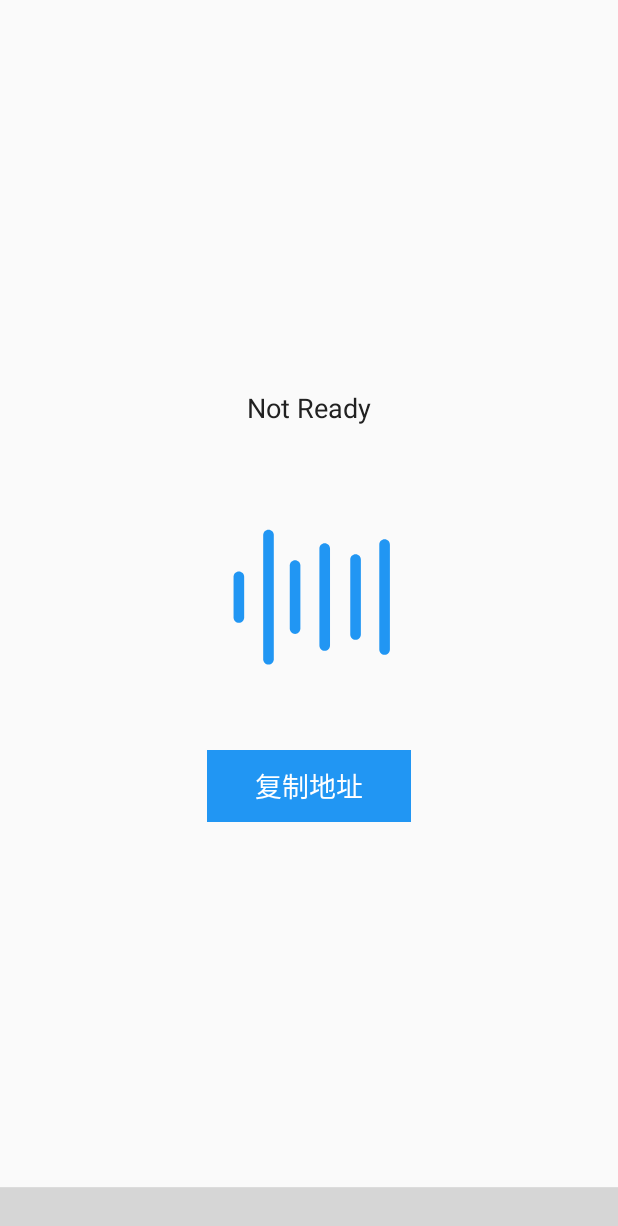
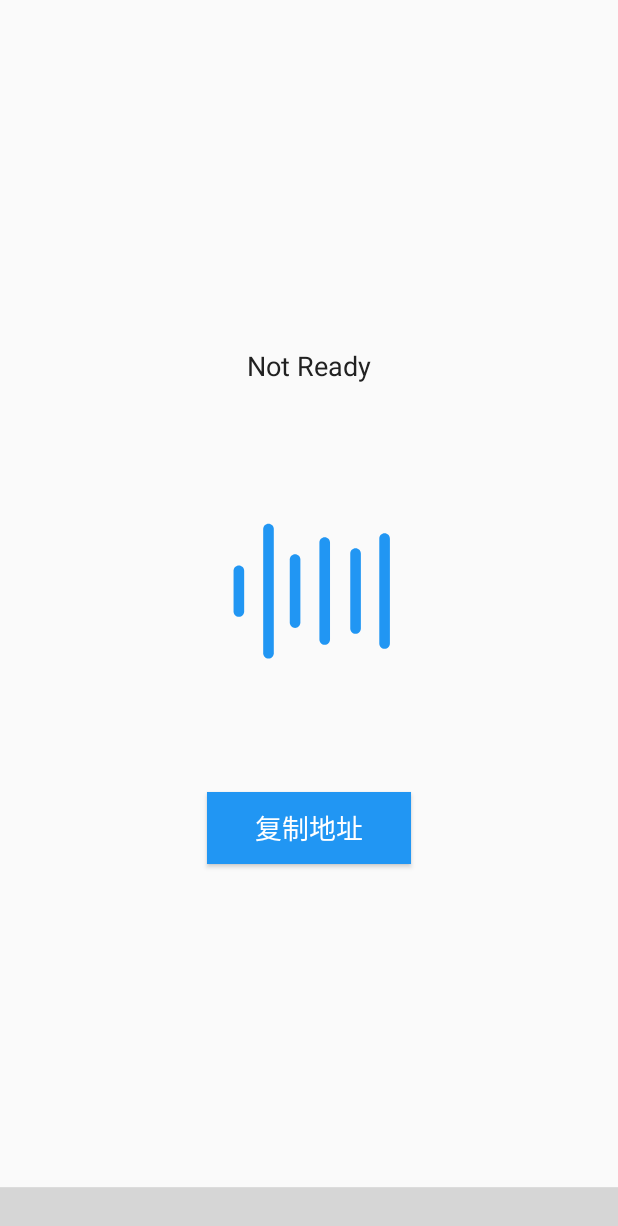
Before and after one commit to XDagger/android-wallet, an Android app: the fragment ReceiveFragment placed in its activity, on a phone screen of 412 x 824 dp. Shown: the top 1226 px of the screen. Run offline under Robolectric (Android 15) with nearby library versions, the phone set to English and light mode, and no system bars; our stand-ins replace ButterKnife, EventBus, RxJava; libraries missing offline, so code that uses them is left out: com.aurelhubert.ahbottomnavigation, com.chad.library, com.yanzhenjie.permission; plain views replace AHBottomNavigation; 16 statements that could not run were skipped; grey boxes are pictures that could not be loaded.

Commit message:
Finish receive fragment

```diff
--- a/app/src/main/java/io/xdag/xdagwallet/fragment/HomeFragment.java
+++ b/app/src/main/java/io/xdag/xdagwallet/fragment/HomeFragment.java
@@ -181,16 +181,20 @@ public class HomeFragment extends BaseMainFragment {
             case XdagEvent.en_event_retype_pwd:
             case XdagEvent.en_event_set_rdm: {
                 MLog.i("Event: set password and random");
+                if (isVisible()) {
                     mLoadingDialog.dismiss();
                     mInputDialog.setMessage(getAuthHintString(event.eventType));
                     mInputDialog.show();
                 }
+            }
             break;
             case XdagEvent.en_event_pwd_error: {
                 MLog.i("Event: password error");
+                if (isVisible()) {
                     mLoadingDialog.dismiss();
                     mTipDialog.setMessage(getString(R.string.error_password));
                     mTipDialog.show();
+                }
 
             }
             break;
@@ -202,6 +206,7 @@ public class HomeFragment extends BaseMainFragment {
                         event.addressLoadState == XdagEvent.en_address_ready) {
                     requestTransaction();
                 }
+                if (isVisible()) {
                     if (getXdagHandler().isNotConnectedToPool(event)) {
                         if (!mInputDialog.isShowing()) {
                             mLoadingBuilder.setMessage(getString(R.string.please_wait_connecting_pool));
@@ -209,6 +214,7 @@ public class HomeFragment extends BaseMainFragment {
                         }
                     } else {
                         mLoadingDialog.dismiss();
+                    }
                 }
             }
             break;
--- a/app/src/main/java/io/xdag/xdagwallet/fragment/ReceiveFragment.java
+++ b/app/src/main/java/io/xdag/xdagwallet/fragment/ReceiveFragment.java
@@ -1,17 +1,20 @@
 package io.xdag.xdagwallet.fragment;
 
+import android.support.v7.app.AlertDialog;
+import android.view.View;
 import android.widget.ImageView;
 import android.widget.TextView;
+
+import org.greenrobot.eventbus.Subscribe;
+import org.greenrobot.eventbus.ThreadMode;
+
 import butterknife.BindView;
 import butterknife.OnClick;
-import io.xdag.common.tool.MLog;
-import io.xdag.common.util.DialogUtil;
 import io.xdag.xdagwallet.R;
+import io.xdag.xdagwallet.dialog.LoadingBuilder;
 import io.xdag.xdagwallet.util.CopyUtil;
 import io.xdag.xdagwallet.util.ZbarUtil;
 import io.xdag.xdagwallet.wrapper.XdagEvent;
-import org.greenrobot.eventbus.Subscribe;
-import org.greenrobot.eventbus.ThreadMode;
 
 /**
  * created by lxm on 2018/5/24.
@@ -20,8 +23,12 @@ import org.greenrobot.eventbus.ThreadMode;
  */
 public class ReceiveFragment extends BaseMainFragment {
 
-    @BindView(R.id.receive_tv_address) TextView mTvAddress;
-    @BindView(R.id.receive_img_qrcode) ImageView mImgQrAddress;
+    @BindView(R.id.receive_tv_address)
+    TextView mTvAddress;
+    @BindView(R.id.receive_img_qrcode)
+    ImageView mImgQrAddress;
+
+    private AlertDialog mLoadingDialog;
 
 
     @Override
@@ -30,31 +37,30 @@ public class ReceiveFragment extends BaseMainFragment {
     }
 
 
-    public static ReceiveFragment newInstance() {
-        return new ReceiveFragment();
+    @Override
+    protected void initView(View rootView) {
+        super.initView(rootView);
+        mLoadingDialog = new LoadingBuilder(mContext)
+                .setMessage(R.string.please_wait_read_wallet).create();
     }
-
 
     @Subscribe(threadMode = ThreadMode.MAIN)
     public void ProcessXdagEvent(XdagEvent event) {
-        MLog.i("receive fragment process msg in Thread " + Thread.currentThread().getId());
         switch (event.eventType) {
             case XdagEvent.en_event_update_state: {
-
                 mTvAddress.setText(event.address);
                 if (event.addressLoadState == XdagEvent.en_address_ready) {
                     mImgQrAddress.setImageBitmap(ZbarUtil.createQRCode(event.address));
                 } else {
                     mImgQrAddress.setImageDrawable(
-                        getResources().getDrawable(R.drawable.pic_loading));
+                            getResources().getDrawable(R.drawable.pic_loading));
                 }
-                if (isVisible() && !DialogUtil.isShow()) {
-
+                if (isVisible()) {
                     // cannot connect to pool
-                    if (event.programState < XdagEvent.CONN) {
-                        DialogUtil.showLoadingDialog(getMainActivity(), "Loading...", false);
+                    if (getXdagHandler().isNotConnectedToPool(event)) {
+                        mLoadingDialog.show();
                     } else {
-                        DialogUtil.dismissLoadingDialog();
+                        mLoadingDialog.dismiss();
                     }
                 }
             }
@@ -64,7 +70,8 @@ public class ReceiveFragment extends BaseMainFragment {
     }
 
 
-    @OnClick({ R.id.receive_tv_copy, R.id.receive_tv_address }) void copyAddress() {
+    @OnClick({R.id.receive_tv_copy, R.id.receive_tv_address})
+    void copyAddress() {
         CopyUtil.copyAddress(mContext, mTvAddress.getText().toString());
     }
 
@@ -73,4 +80,9 @@ public class ReceiveFragment extends BaseMainFragment {
     public int getPosition() {
         return 1;
     }
+
+
+    public static ReceiveFragment newInstance() {
+        return new ReceiveFragment();
+    }
 }
--- a/app/src/main/java/io/xdag/xdagwallet/util/ZbarUtil.java
+++ b/app/src/main/java/io/xdag/xdagwallet/util/ZbarUtil.java
@@ -3,15 +3,17 @@ package io.xdag.xdagwallet.util;
 import android.app.Activity;
 import android.graphics.Bitmap;
 import android.graphics.Color;
+
 import cn.bertsir.zbar.QRConfig;
 import cn.bertsir.zbar.QRManager;
 import cn.bertsir.zbar.QRUtils;
 import io.xdag.common.Common;
+import io.xdag.common.util.DensityUtil;
 import io.xdag.xdagwallet.R;
 
 /**
  * created by lxm on 2018/5/31.
- *
+ * <p>
  * desc :
  */
 public class ZbarUtil {
@@ -37,6 +39,6 @@ public class ZbarUtil {
 
 
     public static Bitmap createQRCode(String content) {
-        return QRUtils.getInstance().createQRCode(content);
+        return QRUtils.getInstance().createQRCode(content, DensityUtil.dp2px(200), DensityUtil.dp2px(200));
     }
 }
--- a/app/src/main/res/layout/fragment_receive.xml
+++ b/app/src/main/res/layout/fragment_receive.xml
@@ -1,6 +1,5 @@
 <?xml version="1.0" encoding="utf-8"?>
-<android.support.constraint.ConstraintLayout
-        xmlns:android="http://schemas.android.com/apk/res/android"
+<android.support.constraint.ConstraintLayout xmlns:android="http://schemas.android.com/apk/res/android"
     xmlns:app="http://schemas.android.com/apk/res-auto"
     android:layout_width="match_parent"
     android:layout_height="match_parent">
@@ -9,38 +8,39 @@
         android:id="@+id/receive_tv_address"
         android:layout_width="wrap_content"
         android:layout_height="wrap_content"
+        android:ellipsize="middle"
         android:padding="@dimen/space_16"
-            android:ellipsize="middle"
         android:singleLine="true"
-            app:layout_constraintVertical_chainStyle="packed"
+        android:text="@string/not_ready"
+        android:textColor="@color/BLACK"
+        android:textSize="@dimen/size_title"
         app:layout_constraintBottom_toTopOf="@id/receive_img_qrcode"
+        app:layout_constraintLeft_toLeftOf="parent"
+        app:layout_constraintRight_toRightOf="parent"
         app:layout_constraintTop_toTopOf="parent"
-            app:layout_constraintRight_toRightOf="parent"
-            app:layout_constraintLeft_toLeftOf="parent"
-            android:textSize="@dimen/size_title"
-            android:textColor="@color/BLACK"
-            android:text="@string/not_ready"/>
+        app:layout_constraintVertical_chainStyle="packed" />
 
     <ImageView
         android:id="@+id/receive_img_qrcode"
         android:layout_width="200dp"
         android:layout_height="200dp"
+        android:layout_marginTop="@dimen/space_24"
         android:scaleType="center"
+        android:src="@drawable/pic_loading"
         app:layout_constraintBottom_toTopOf="@id/receive_tv_copy"
-            app:layout_constraintTop_toBottomOf="@id/receive_tv_address"
+        app:layout_constraintLeft_toLeftOf="parent"
         app:layout_constraintRight_toRightOf="parent"
-            app:layout_constraintLeft_toLeftOf="parent"
-            android:src="@drawable/pic_loading"/>
+        app:layout_constraintTop_toBottomOf="@id/receive_tv_address" />
 
     <Button
+        android:id="@+id/receive_tv_copy"
         style="@style/Xdag.Button"
-            android:id="@+id/receive_tv_copy"
         android:layout_width="0dp"
-            android:enabled="false"
+        android:layout_marginTop="@dimen/space_32"
         android:text="@string/copy_address"
-            app:layout_constraintTop_toBottomOf="@id/receive_img_qrcode"
         app:layout_constraintBottom_toBottomOf="parent"
+        app:layout_constraintLeft_toLeftOf="@id/receive_img_qrcode"
         app:layout_constraintRight_toRightOf="@id/receive_img_qrcode"
-            app:layout_constraintLeft_toLeftOf="@id/receive_img_qrcode"/>
+        app:layout_constraintTop_toBottomOf="@id/receive_img_qrcode" />
 
 </android.support.constraint.ConstraintLayout>
```
Lines whose indentation alone changed are shown as unchanged.
